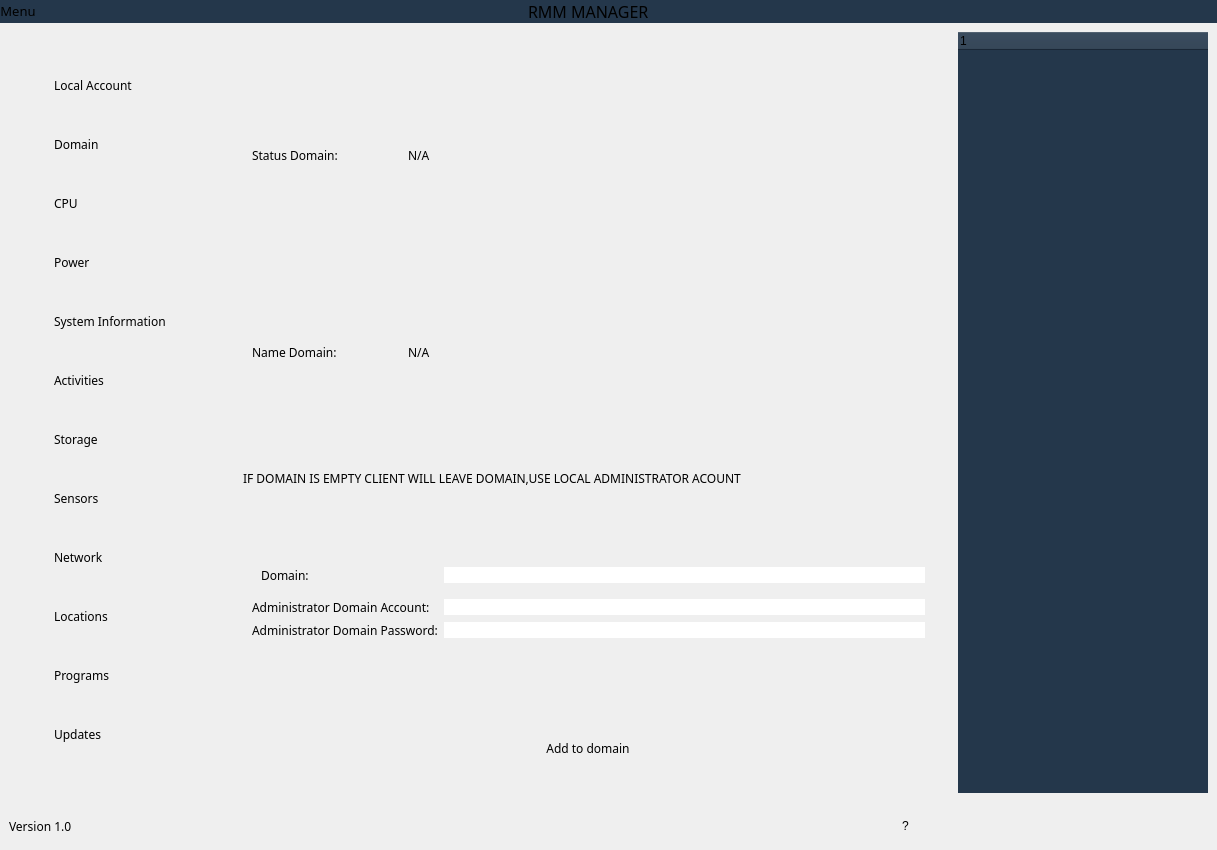
Before: the Qt Designer form FRONT/ui/interface.ui in FrincuDenis/Licenta, drawn with Qt 5.
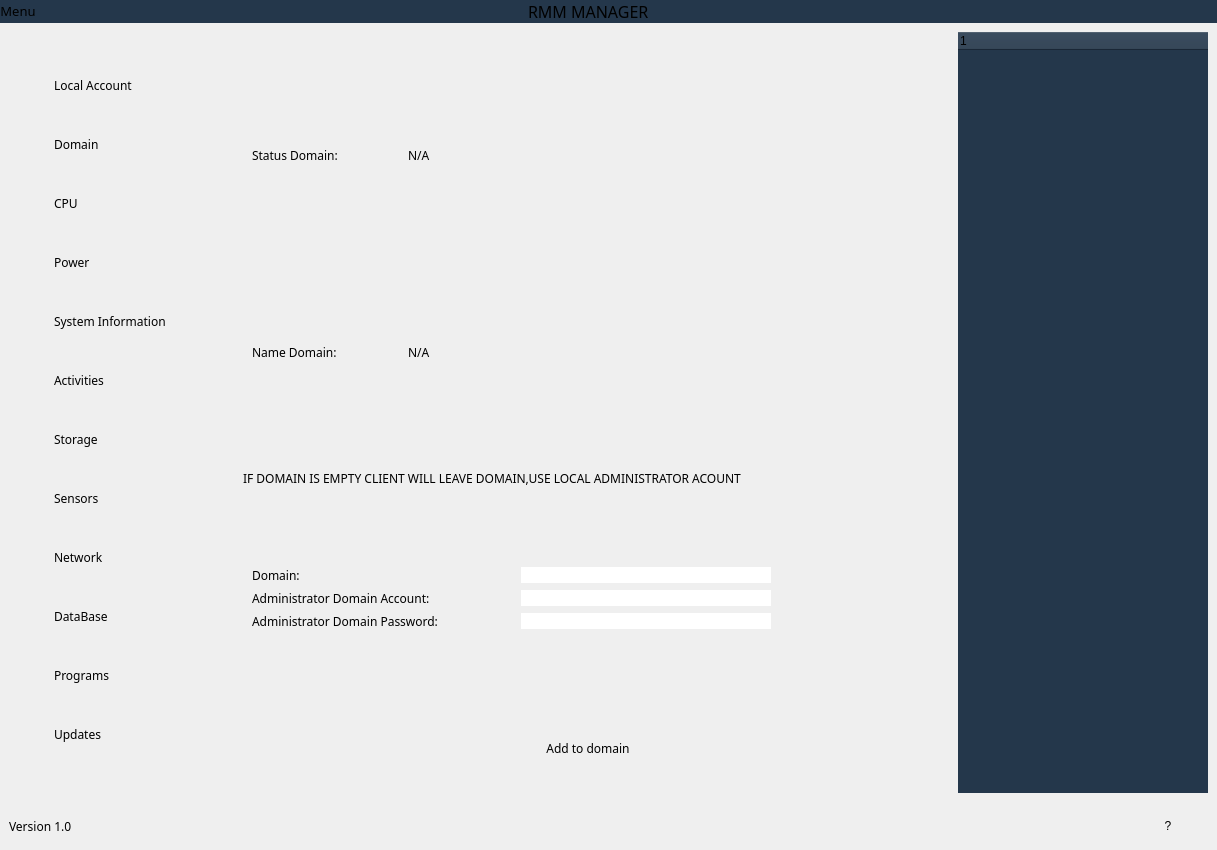
After: the same form once the commit is applied. The open tabs and pages were chosen to show the change. Icons and pictures are not drawn. Custom widgets are drawn as their Qt base class.

Diff of the .ui file:
```diff
--- a/FRONT/ui/interface.ui
+++ b/FRONT/ui/interface.ui
@@ -23,7 +23,10 @@
    <string notr="true">*{
 border: none;
 }
-</string>
+QLineEdit{
+	background-color: rgb(255, 255, 255);
+	color:rgb(0,0,0);
+}</string>
   </property>
   <widget class="QWidget" name="centralwidget">
    <layout class="QVBoxLayout" name="verticalLayout">
@@ -562,7 +565,7 @@
                 </font>
                </property>
                <property name="text">
-                <string>Locations</string>
+                <string>DataBase</string>
                </property>
               </widget>
              </item>
@@ -3362,7 +3365,7 @@
                    </property>
                    <property name="maximumSize">
                     <size>
-                     <width>16777215</width>
+                     <width>550</width>
                      <height>200</height>
                     </size>
                    </property>
@@ -3372,7 +3375,7 @@
                    <layout class="QVBoxLayout" name="verticalLayout_25">
                     <item>
                      <layout class="QGridLayout" name="gridLayout_8">
-                      <item row="1" column="0">
+                      <item row="1" column="0" alignment="Qt::AlignLeft">
                        <widget class="QLabel" name="label_29">
                         <property name="maximumSize">
                          <size>
@@ -3395,14 +3398,29 @@
                         <property name="minimumSize">
                          <size>
                           <width>0</width>
-                          <height>0</height>
+                          <height>10</height>
                          </size>
                         </property>
                         <property name="frameShape">
                          <enum>QFrame::NoFrame</enum>
                         </property>
                         <layout class="QVBoxLayout" name="verticalLayout_28">
-                         <item>
+                         <property name="spacing">
+                          <number>0</number>
+                         </property>
+                         <property name="leftMargin">
+                          <number>0</number>
+                         </property>
+                         <property name="topMargin">
+                          <number>0</number>
+                         </property>
+                         <property name="rightMargin">
+                          <number>0</number>
+                         </property>
+                         <property name="bottomMargin">
+                          <number>0</number>
+                         </property>
+                         <item alignment="Qt::AlignLeft">
                           <widget class="QLabel" name="label_28">
                            <property name="font">
                             <font>
@@ -3417,17 +3435,23 @@
                         </layout>
                        </widget>
                       </item>
-                      <item row="0" column="1">
+                      <item row="0" column="1" alignment="Qt::AlignLeft">
                        <widget class="QLineEdit" name="domain_text">
                         <property name="minimumSize">
                          <size>
-                          <width>300</width>
+                          <width>250</width>
                           <height>0</height>
                          </size>
                         </property>
+                        <property name="maximumSize">
+                         <size>
+                          <width>250</width>
+                          <height>16777215</height>
+                         </size>
+                        </property>
                        </widget>
                       </item>
-                      <item row="2" column="0">
+                      <item row="2" column="0" alignment="Qt::AlignLeft">
                        <widget class="QLabel" name="label_30">
                         <property name="maximumSize">
                          <size>
@@ -3445,21 +3469,39 @@
                         </property>
                        </widget>
                       </item>
-                      <item row="2" column="1">
+                      <item row="2" column="1" alignment="Qt::AlignLeft">
                        <widget class="QLineEdit" name="pass_text">
+                        <property name="minimumSize">
+                         <size>
+                          <width>250</width>
+                          <height>0</height>
+                         </size>
+                        </property>
+                        <property name="maximumSize">
+                         <size>
+                          <width>250</width>
+                          <height>16777215</height>
+                         </size>
+                        </property>
                         <property name="echoMode">
-                         <enum>QLineEdit::Normal</enum>
+                         <enum>QLineEdit::Password</enum>
                         </property>
                        </widget>
                       </item>
-                      <item row="1" column="1">
+                      <item row="1" column="1" alignment="Qt::AlignLeft">
                        <widget class="QLineEdit" name="acc_text">
                         <property name="minimumSize">
                          <size>
-                          <width>300</width>
+                          <width>250</width>
                           <height>0</height>
                          </size>
                         </property>
+                        <property name="maximumSize">
+                         <size>
+                          <width>250</width>
+                          <height>16777215</height>
+                         </size>
+                        </property>
                        </widget>
                       </item>
                      </layout>
@@ -4163,7 +4205,7 @@
           <enum>QFrame::NoFrame</enum>
          </property>
          <layout class="QHBoxLayout" name="horizontalLayout_6">
-          <item>
+          <item alignment="Qt::AlignRight">
            <widget class="QPushButton" name="pushButton_3">
             <property name="minimumSize">
              <size>
```
Left out of the diff: 116 changed lines with no effect on the pictures.
